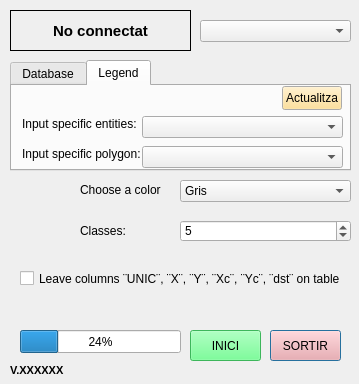
Qt form Proximity_Diagram_dialog_base.ui (TecnocampusCCU/Proximity_Diagram) before a commit.
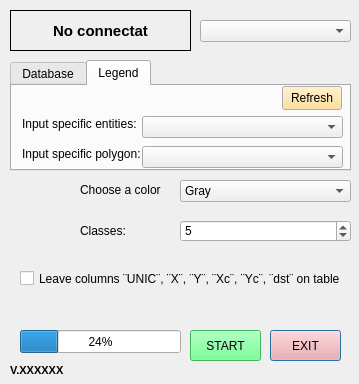
The same form after that commit.

What changed in the file:
```diff
--- a/Proximity_Diagram_dialog_base.ui
+++ b/Proximity_Diagram_dialog_base.ui
@@ -61,7 +61,7 @@
     <string notr="true">background-color: rgb(255, 156, 156);</string>
    </property>
    <property name="text">
-    <string>SORTIR</string>
+    <string>EXIT</string>
    </property>
   </widget>
   <widget class="QComboBox" name="ColorDegradat">
@@ -78,7 +78,7 @@
    </property>
    <item>
     <property name="text">
-     <string>Gris</string>
+     <string>Gray</string>
     </property>
    </item>
    <item>
@@ -600,7 +600,7 @@
     <string notr="true">background-color: rgb(85, 255, 127);</string>
    </property>
    <property name="text">
-    <string>INICI</string>
+    <string>START</string>
    </property>
   </widget>
   <widget class="QLabel" name="label">
@@ -863,7 +863,7 @@
       <string>Recarregar elements de llegenda</string>
      </property>
      <property name="text">
-      <string>Actualitza</string>
+      <string>Refresh</string>
      </property>
     </widget>
     <widget class="QLabel" name="label_5">
```
Left out of the diff: 8 changed lines with no effect on the pictures.
